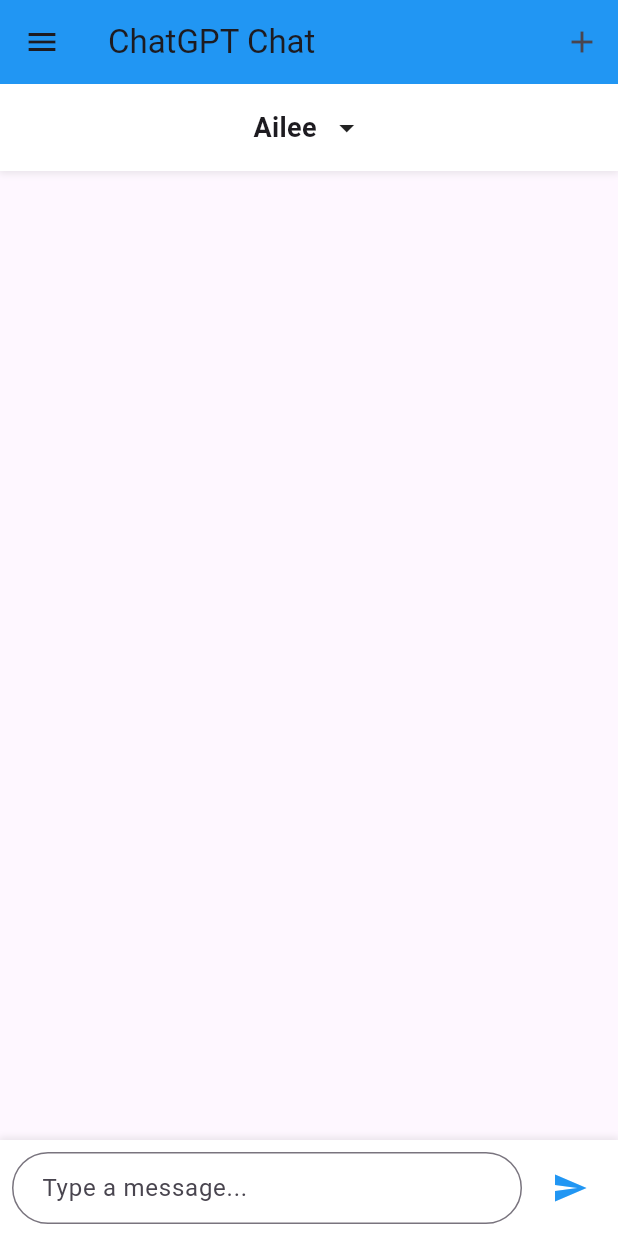
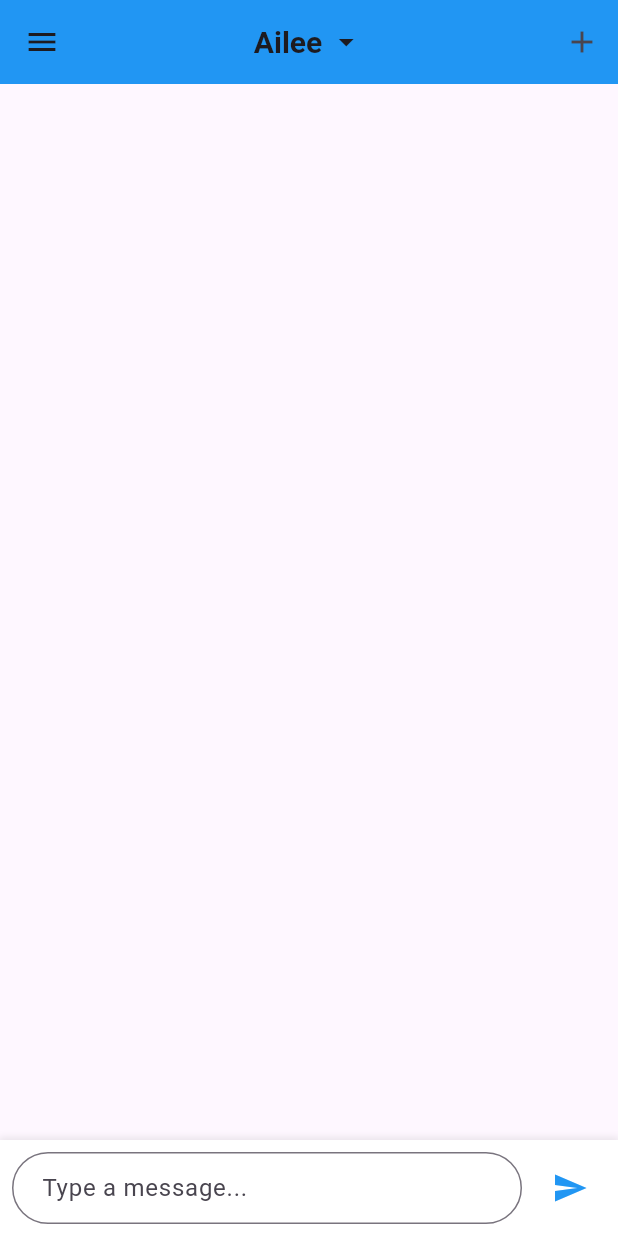
Before and after one commit to baby-quokka/Ailee_practice, a Flutter app: the screen it shows after launch, on a phone screen of 412 x 824 dp. Run offline on Flutter 3.47's test engine with Material 3 defaults, Android fonts, the phone set to English and light mode, and no system bars; our stand-ins replace flutter_dotenv.

Commit message:
AI 선택 앱바로 위치 변경

```diff
--- a/lib/screens/chat_screen.dart
+++ b/lib/screens/chat_screen.dart
@@ -12,8 +12,30 @@ class ChatScreen extends StatelessWidget {
   Widget build(BuildContext context) {
     return Scaffold(
       appBar: AppBar(
-        title: const Text('ChatGPT Chat'),
         backgroundColor: Colors.blue,
+        // 앱바 중앙에 챗봇 선택 위젯 배치
+        title: Consumer<ChatProvider>(
+          builder: (context, chatProvider, child) {
+            return InkWell(
+              onTap: () => _showBotSelectionDialog(context),
+              child: Row(
+                mainAxisSize: MainAxisSize.min,
+                children: [
+                  Text(
+                    chatProvider.currentBot.name,
+                    style: const TextStyle(
+                      fontSize: 20,
+                      fontWeight: FontWeight.bold,
+                    ),
+                  ),
+                  const SizedBox(width: 4),
+                  const Icon(Icons.arrow_drop_down, size: 24),
+                ],
+              ),
+            );
+          },
+        ),
+        centerTitle: true,
         actions: [
           // 새 채팅방 생성 버튼
           IconButton(
@@ -28,8 +50,6 @@ class ChatScreen extends StatelessWidget {
       drawer: const _ChatDrawer(),
       body: Column(
         children: [
-          // 상단 챗봇 선택 영역
-          _buildBotSelector(context),
           // 채팅 메시지 목록
           Expanded(
             child: Consumer<ChatProvider>(
@@ -50,48 +70,6 @@ class ChatScreen extends StatelessWidget {
           const _MessageInput(),
         ],
       ),
-    );
-  }
-
-  /// 상단 챗봇 선택 영역 위젯
-  Widget _buildBotSelector(BuildContext context) {
-    return Consumer<ChatProvider>(
-      builder: (context, chatProvider, child) {
-        return Container(
-          padding: const EdgeInsets.symmetric(vertical: 8),
-          decoration: BoxDecoration(
-            color: Colors.white,
-            boxShadow: [
-              BoxShadow(
-                color: Colors.grey.withOpacity(0.2),
-                spreadRadius: 1,
-                blurRadius: 3,
-                offset: const Offset(0, 1),
-              ),
-            ],
-          ),
-          child: InkWell(
-            onTap: () => _showBotSelectionDialog(context),
-            child: Padding(
-              padding: const EdgeInsets.symmetric(horizontal: 16, vertical: 8),
-              child: Row(
-                mainAxisAlignment: MainAxisAlignment.center,
-                children: [
-                  Text(
-                    chatProvider.currentBot.name,
-                    style: const TextStyle(
-                      fontSize: 18,
-                      fontWeight: FontWeight.bold,
-                    ),
-                  ),
-                  const SizedBox(width: 8),
-                  const Icon(Icons.arrow_drop_down),
-                ],
-              ),
-            ),
-          ),
-        );
-      },
     );
   }
 
```
